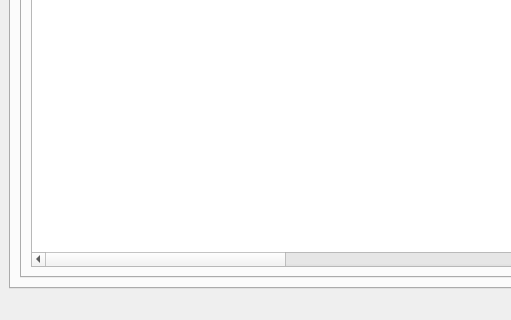
First picture: the form in src/logit/LogIT_UI.ui, repository ErmeviewEnvironmentalLtd/LogIT, before the edit; both pictures show x 0 to 511 and y 311 to 631 of the 804 by 631 pixel window.
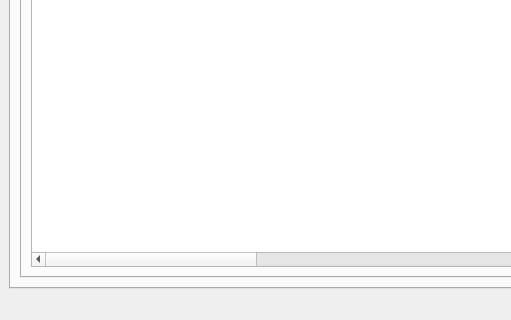
Second picture: the form after the edit. The open tabs and pages were chosen to show the change. Icons and pictures are not drawn.

Commit message:
Updated database and added getRunStatusInfo.
Database now at version 7. This includes three new columns
for the RUN table: LOG_DIR, RUN_STATUS and MB.

Added the getRunStatusInfo function to Controller. This
uses the TCF_DIR entry in the AllLogs RUN dict to locate
the "_ TUFLOW Simulations.log" file and check the status
of a run. If it is complete it will update the RUN_STATUS
and MB entries.

Tests added for new function in test_controller.py.

The edit to the form file:
```diff
--- a/src/logit/LogIT_UI.ui
+++ b/src/logit/LogIT_UI.ui
@@ -497,6 +497,36 @@
                 </font>
                </property>
               </column>
+              <column>
+               <property name="text">
+                <string>LOG_DIR</string>
+               </property>
+               <property name="font">
+                <font>
+                 <pointsize>7</pointsize>
+                </font>
+               </property>
+              </column>
+              <column>
+               <property name="text">
+                <string>MB</string>
+               </property>
+               <property name="font">
+                <font>
+                 <pointsize>7</pointsize>
+                </font>
+               </property>
+              </column>
+              <column>
+               <property name="text">
+                <string>RUN_STATUS</string>
+               </property>
+               <property name="font">
+                <font>
+                 <pointsize>7</pointsize>
+                </font>
+               </property>
+              </column>
              </widget>
             </item>
            </layout>
```
The commit also changes 13 other files.
